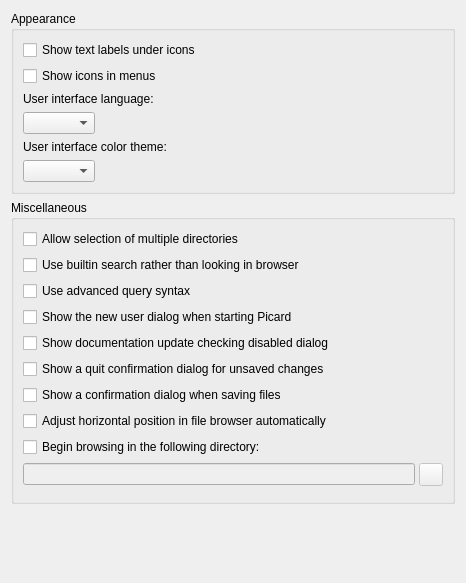
First picture: the form in ui/options_interface.ui, repository metabrainz/picard, before the edit.
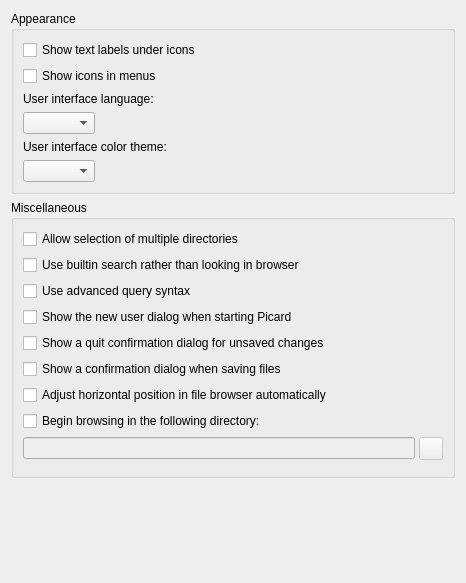
Second picture: the form after the edit.

Commit message:
Removed RTD docs update dialog
This is now handled by the setup wizard

Diff of the .ui file:
```diff
--- a/ui/options_interface.ui
+++ b/ui/options_interface.ui
@@ -128,13 +128,6 @@
         </property>
        </widget>
       </item>
-      <item>
-       <widget class="QCheckBox" name="rtd_updates_ask">
-        <property name="text">
-         <string>Show documentation update checking disabled dialog</string>
-        </property>
-       </widget>
-      </item>
       <item>
        <widget class="QCheckBox" name="quit_confirmation">
         <property name="text">
```
Left out of the diff: 1 changed line with no effect on the pictures. The commit also changes 8 other files.
